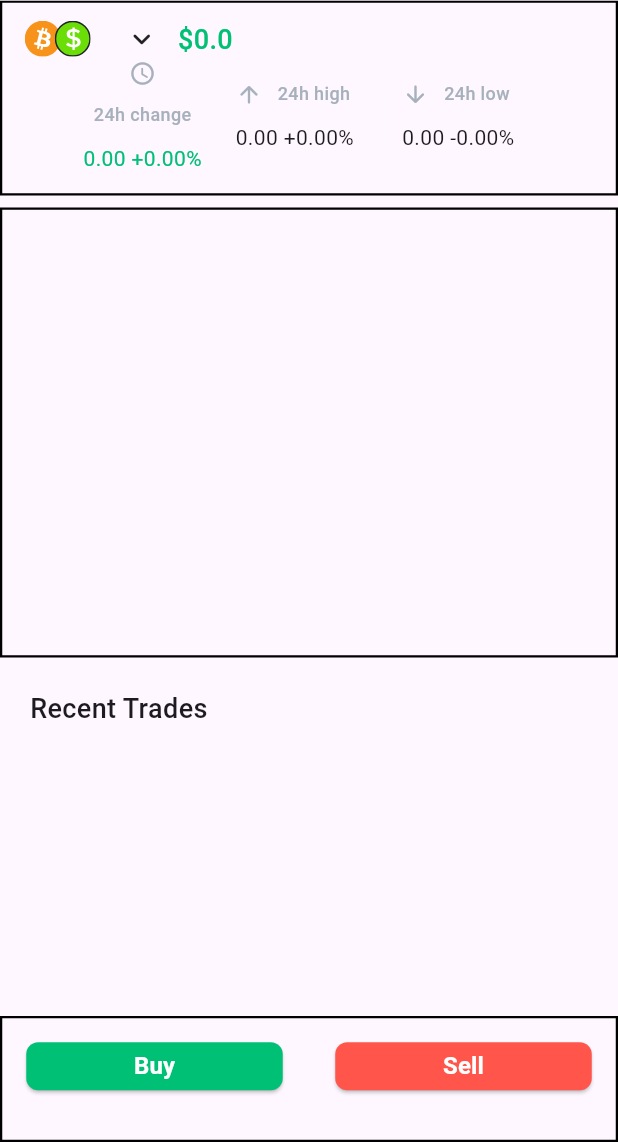
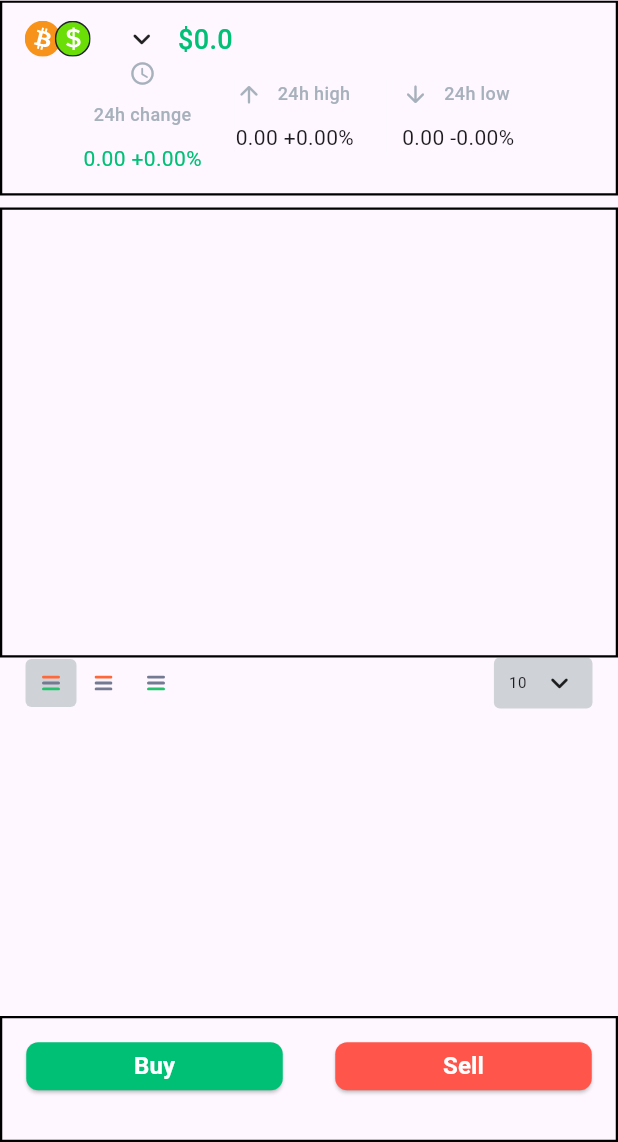
Before and after one commit to france00mf/my_cripto, a Flutter app: the screen it shows after launch, on a phone screen of 412 x 824 dp, the part 94-1236 px from its top. Run offline on Flutter 3.47's test engine with Material 3 defaults, Android fonts, the light colour scheme and no system bars; our stand-ins replace dio, flutter_riverpod, flutter_svg, freezed_annotation; missing offline and left inert: candlesticks; network calls fail; Roboto replaces fonts that are missing (Satoshi).

Commit message:
minor changes

```diff
--- a/lib/presentation/views/home/components/order_book_section.dart
+++ b/lib/presentation/views/home/components/order_book_section.dart
@@ -1,12 +1,85 @@
 
-import 'package:flutter/src/widgets/framework.dart';
+
+import 'package:flutter/material.dart';
 import 'package:flutter_riverpod/flutter_riverpod.dart';
+import 'package:flutter_svg/svg.dart';
+import 'package:my_cripto/constants/app_assets.dart';
+import 'package:my_cripto/extensions/context_extension.dart';
+import 'package:my_cripto/presentation/views/home/viewmodels/home_viewmodel.dart';
+import 'package:my_cripto/utils/sizing_config.dart';
+import 'package:my_cripto/widgets/app_text.dart';
+import 'package:my_cripto/widgets/gap.dart';
 
 class OrderBookSection extends ConsumerWidget{
   @override
   Widget build(BuildContext context, WidgetRef ref) {
-    // TODO: implement build
-    throw UnimplementedError();
+    final vm = ref.watch(homeViewModelProvider);
+    return Column(
+      children: [
+               Padding(
+          padding:
+              EdgeInsets.symmetric(horizontal: SizingConfig.defaultPadding),
+          child: Row(
+            mainAxisAlignment: MainAxisAlignment.spaceBetween,
+            children: [
+              Row(
+                children: [
+                  Container(
+                    padding: const EdgeInsets.all(11),
+                    decoration: BoxDecoration(
+                      color: context.isDarkMode
+                          ? const Color(0xff353945)
+                          : const Color(0xffCFD3D8),
+                      borderRadius: BorderRadius.circular(4),
+                    ),
+                    child: SvgPicture.asset(
+                      AppAssets.select_1,
+                    ),
+                  ),
+                  Container(
+                    padding: const EdgeInsets.all(12),
+                    decoration: const BoxDecoration(
+                        // color: Color(0xffCFD3D8),
+                        ),
+                    child: SvgPicture.asset(
+                      AppAssets.select_2,
+                    ),
+                  ),
+                  Container(
+                    padding: const EdgeInsets.all(11),
+                    decoration: const BoxDecoration(
+                        // color: Color(0xffCFD3D8),
+                        ),
+                    child: SvgPicture.asset(
+                      AppAssets.select_3,
+                    ),
+                  ),
+                ],
+              ),
+              Container(
+                decoration: BoxDecoration(
+                  color: context.isDarkMode
+                      ? const Color(0xff353945)
+                      : const Color(0xffCFD3D8),
+                  borderRadius: BorderRadius.circular(4),
+                ),
+                padding:
+                    const EdgeInsets.symmetric(horizontal: 10, vertical: 5),
+                child: Row(
+                  children: [
+                    AppText.caption(
+                      '10',
+                    ),
+                    const Gap(5),
+                    const Icon(Icons.keyboard_arrow_down_rounded),
+                  ],
+                ),
+              ),
+            ],
+          ),
+        ),
+      ],
+    );
   }
 
 }
--- a/lib/presentation/views/home/components/price_change_section.dart
+++ b/lib/presentation/views/home/components/price_change_section.dart
@@ -125,7 +125,8 @@ class PriceChangeSection extends ConsumerWidget {
                         const Gap(5),
                         if (vm.candleTicker != null)
                           AppText.body1(
-                            '${vm.candleTicker?.candle.high.formatValue()} +1%',
+                            'asd'
+                            // '${vm.candleTicker?.candle.high.formatValue()} +1%',
                           )
                         else
                           AppText.body1(
@@ -164,7 +165,8 @@ class PriceChangeSection extends ConsumerWidget {
                         const Gap(5),
                         if (vm.candleTicker != null)
                           AppText.body1(
-                            '${vm.candleTicker?.candle.low.formatValue()} -1%',
+                            'asd'
+                            // '${vm.candleTicker?.candle.low.formatValue()} -1%',
                           )
                         else
                           AppText.body1(
--- a/lib/presentation/views/home/home_view.dart
+++ b/lib/presentation/views/home/home_view.dart
@@ -7,6 +7,7 @@ import 'package:flutter_svg/svg.dart';
 import 'package:my_cripto/constants/app_assets.dart';
 import 'package:my_cripto/extensions/context_extension.dart';
 import 'package:my_cripto/presentation/views/home/components/bottom_sheet_section.dart';
+import 'package:my_cripto/presentation/views/home/components/order_book_section.dart';
 import 'package:my_cripto/presentation/views/home/components/price_change_section.dart';
 import 'package:my_cripto/presentation/views/home/viewmodels/home_viewmodel.dart';
 import 'package:my_cripto/widgets/app_text.dart';
@@ -209,7 +210,7 @@ class _HomeViewState extends ConsumerState<HomeView> with TickerProviderStateMix
                         physics: const NeverScrollableScrollPhysics(),
                         children: [
                           // const CandleSticksSection(),
-                          // const OrderBookSection(),
+                           OrderBookSection(),
                           Container(
                             height: 30,
                             padding: const EdgeInsets.all(20),
@@ -217,7 +218,7 @@ class _HomeViewState extends ConsumerState<HomeView> with TickerProviderStateMix
                               'Recent Trades',
                             ),
                           ),
-                          Container(),
+                          // Container(),
                           Container()
                         ],
                       ),
```
